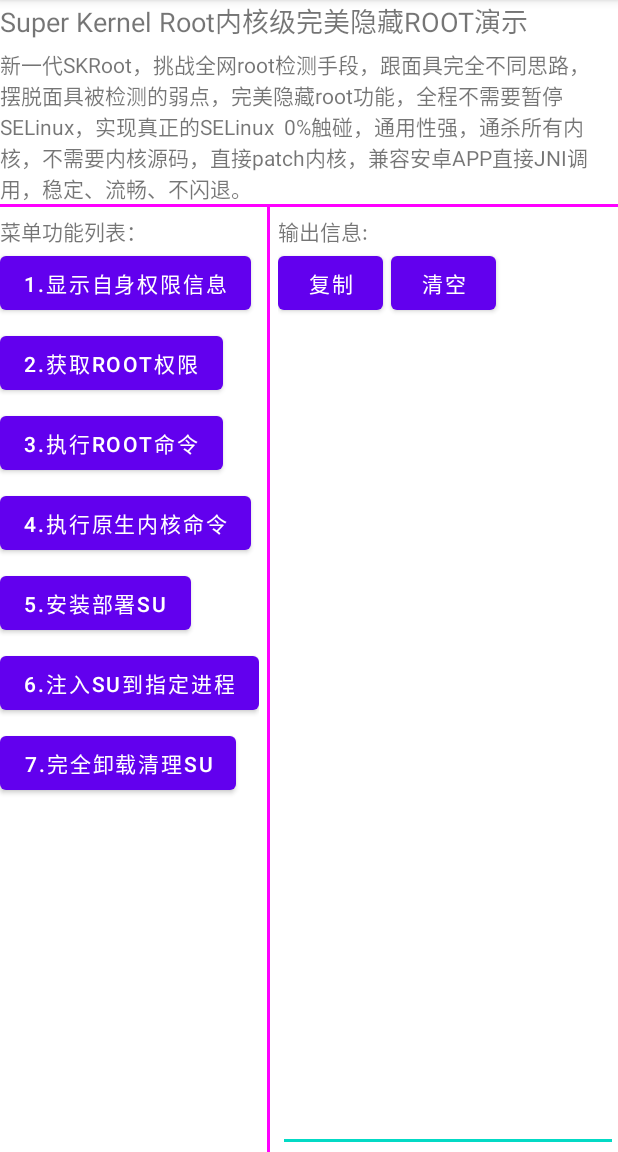
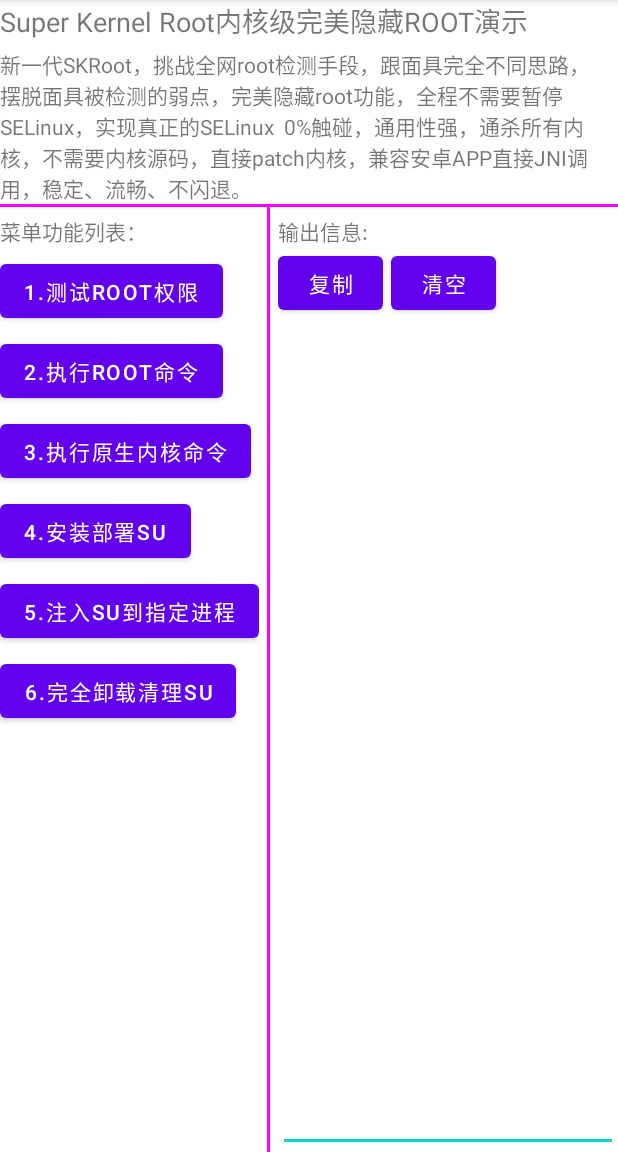
Before and after one commit to abcz316/SKRoot-linuxKernelRoot, an Android app: the screen it shows after launch (MainActivity), on a phone screen of 412 x 824 dp, the part 84-1236 px from its top. Run offline under Robolectric (Android 15) with nearby library versions, the phone set to English and light mode, and no system bars; 1 statement that could not run was skipped.

Commit message:
优化交互逻辑

```diff
--- a/PermissionManager/app/src/main/java/com/linux/permissionmanager/MainActivity.java
+++ b/PermissionManager/app/src/main/java/com/linux/permissionmanager/MainActivity.java
@@ -47,7 +47,7 @@ import java.util.List;
 
 public class MainActivity extends AppCompatActivity {
 
-    private String rootKey = "wxqI1MByBPNTLPwgzEsoVE9RRvvZIZNJ4XKEZnnYaPjHUURy";
+    private String rootKey = "mUBcNll4mhenWlvYEWZF4yOHm5aOPklyq0LAUIAbV0L7R0Ub";
     private String suBasePath = "/data/local/tmp";
     private String lastInputCmd = "id";
 
@@ -86,26 +86,15 @@ public class MainActivity extends AppCompatActivity {
                         mEdit.putString("rootKey", rootKey);
                         mEdit.commit();
                     }
-
-                    ;
                 });
         builder.show();
 
 
-        Button show_myself_info_btn = findViewById(R.id.show_myself_info_btn);
-        show_myself_info_btn.setOnClickListener(new View.OnClickListener() {
+        Button test_root_btn = findViewById(R.id.test_root_btn);
+        test_root_btn.setOnClickListener(new View.OnClickListener() {
             @Override
             public void onClick(View v) {
-                showConsoleMsg(getCapabilityInfo());
-            }
-        });
-
-        Button get_root_btn = findViewById(R.id.get_root_btn);
-        get_root_btn.setOnClickListener(new View.OnClickListener() {
-            @Override
-            public void onClick(View v) {
-                int ret = getRoot(rootKey);
-                showConsoleMsg("getRoot: " + ret);
+                showConsoleMsg(testRoot(rootKey));
             }
         });
 
@@ -168,10 +157,6 @@ public class MainActivity extends AppCompatActivity {
         su_env_install_btn.setOnClickListener(new View.OnClickListener() {
             @Override
             public void onClick(View v) {
-                if(getUid() == 0) {
-                    showConsoleMsg("【错误】请重新打开APP，在普通权限下点击此按钮，不要将APP提升为ROOT");
-                    return;
-                }
                 //1.获取su工具文件路径
                 String suOriginalFilePath = WirteSuToolsFilePath("su", MainActivity.this);
                 showConsoleMsg("su origin path:"+ suOriginalFilePath);
@@ -196,10 +181,6 @@ public class MainActivity extends AppCompatActivity {
         su_env_inject_btn.setOnClickListener(new View.OnClickListener() {
             @Override
             public void onClick(View v) {
-                if(getUid() == 0) {
-                    showConsoleMsg("【错误】请重新打开APP，在普通权限下点击此按钮，不要将APP提升为ROOT");
-                    return;
-                }
                 showSelectAppWindow();
             }
         });
@@ -437,11 +418,7 @@ public class MainActivity extends AppCompatActivity {
         return suFilePath;
     }
 
-    public native int getUid();
-
-    public native String getCapabilityInfo();
-
-    public native int getRoot(String rootKey);
+    public native String testRoot(String rootKey);
 
     public native String runRootCmd(String rootKey, String cmd);
 
--- a/PermissionManager/app/src/main/res/layout/activity_main.xml
+++ b/PermissionManager/app/src/main/res/layout/activity_main.xml
@@ -51,21 +51,12 @@
                 android:text="菜单功能列表："
                 />
 
-
             <Button
-                android:id="@+id/show_myself_info_btn"
+                android:layout_marginTop="5dp"
+                android:id="@+id/test_root_btn"
                 android:layout_width="wrap_content"
                 android:layout_height="wrap_content"
-
-                android:text="1.显示自身权限信息"
-                />
-
-            <Button
-                android:layout_marginTop="5dp"
-                android:id="@+id/get_root_btn"
-                android:layout_width="wrap_content"
-                android:layout_height="wrap_content"
-                android:text="2.获取ROOT权限"
+                android:text="1.测试ROOT权限"
                 />
 
             <Button
@@ -73,7 +64,7 @@
                 android:id="@+id/run_root_cmd_btn"
                 android:layout_width="wrap_content"
                 android:layout_height="wrap_content"
-                android:text="3.执行ROOT命令"
+                android:text="2.执行ROOT命令"
                 />
 
             <Button
@@ -81,7 +72,7 @@
                 android:id="@+id/run_init_process_cmd_btn"
                 android:layout_width="wrap_content"
                 android:layout_height="wrap_content"
-                android:text="4.执行原生内核命令"
+                android:text="3.执行原生内核命令"
                 />
 
 
@@ -90,7 +81,7 @@
                 android:id="@+id/su_env_install_btn"
                 android:layout_width="wrap_content"
                 android:layout_height="wrap_content"
-                android:text="5.安装部署su"
+                android:text="4.安装部署su"
                 />
 
             <Button
@@ -98,7 +89,7 @@
                 android:id="@+id/su_env_inject_btn"
                 android:layout_width="wrap_content"
                 android:layout_height="wrap_content"
-                android:text="6.注入su到指定进程"
+                android:text="5.注入su到指定进程"
                 />
 
                 <Button
@@ -107,7 +98,7 @@
                 android:id="@+id/clean_su_btn"
                 android:layout_width="wrap_content"
                 android:layout_height="wrap_content"
-                android:text="7.完全卸载清理su"
+                android:text="6.完全卸载清理su"
                 />
 
         </LinearLayout>
```
Also changed, not shown: 1 other file.
